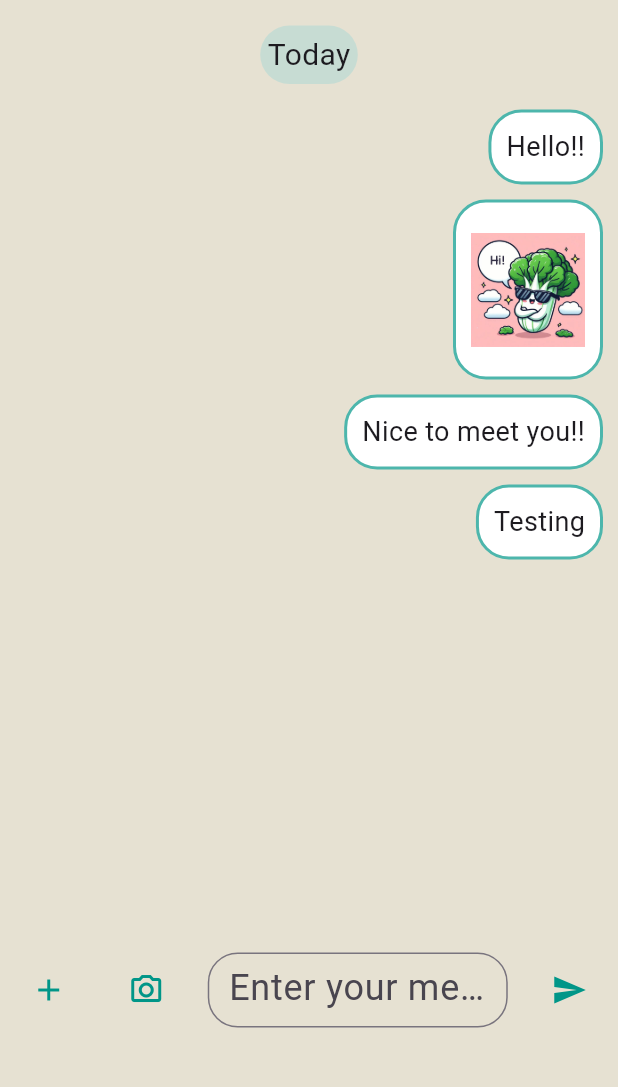
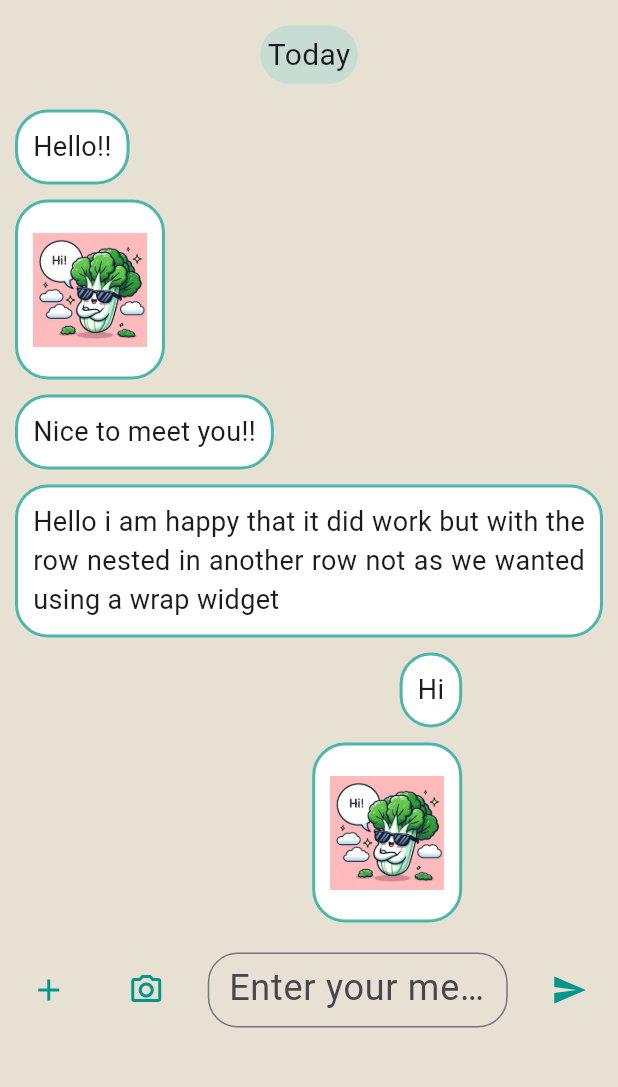
Before and after one commit to YasmineRaef/Chatting_App, a Flutter app: the CustomScreen screen opened directly, after a tap on "Yasmine Raef", on a phone screen of 412 x 824 dp, the part 105-1192 px from its top. Run offline on Flutter 3.47's test engine with Material 3 defaults, Android fonts, the phone set to English and light mode, and no system bars; drawn by our look-alikes of chat_bubbles; our stand-ins replace gap, get, get_storage, image_picker; accounts and stored records are empty.

Commit message:
Editing the chat screen

```diff
--- a/lib/data/chat_list.dart
+++ b/lib/data/chat_list.dart
@@ -3,11 +3,17 @@ import 'package:flutter/material.dart';
 import '../presentation/resources/app_assets.dart';
 import '../presentation/widgets/chat_bubbles.dart';
 
-List chat = [
+List msgSent = [
+  const ChatMessageBubble(message: "Hi"),
+  const ChatImageBubble(imagePath: AppAssets.lettuceProfile),
+  const ChatMessageBubble(message: "Nice to meet you too!!"),
+];
+
+List msgGot = [
   const ChatMessageBubble(message: "Hello!!"),
   const ChatImageBubble(imagePath: AppAssets.lettuceProfile),
   const ChatMessageBubble(message: "Nice to meet you!!"),
-  const ChatMessageBubble(message: "Testing")
+  const ChatMessageBubble(message: "Hello i am happy that it did work but with the row nested in another row not as we wanted using a wrap widget")
 ];
 
-void addMessage(Widget value) => chat.add(value);
+void addMessage(Widget value) => msgSent.add(value);
--- a/lib/presentation/screens/chatting_screen.dart
+++ b/lib/presentation/screens/chatting_screen.dart
@@ -44,16 +44,26 @@ class _ChatBodyState extends State<ChatBody> {
               child: Padding(
                 padding: const EdgeInsets.all(10),
                 child: Column(
-                  crossAxisAlignment: CrossAxisAlignment.end,
                   children: [
                     Align(child: DateChip(date: DateTime.now())),
                     Column(
-                      crossAxisAlignment: CrossAxisAlignment.end,
                       children: [
-                        for (int i = 0; i < chat.length; i++) ...[
-                          const Gap(10),
-                          chat[i]
-                        ]
+                        Column(
+                          crossAxisAlignment: CrossAxisAlignment.start,
+                          children: [
+                            for (int i = 0; i < msgGot.length; i++) ...[const Gap(10), msgGot[i]]
+                          ],
+                        ),
+                      ],
+                    ),
+                    Column(
+                      children: [
+                        Column(
+                          crossAxisAlignment: CrossAxisAlignment.end,
+                          children: [
+                            for (int i = 0; i < msgSent.length; i++) ...[const Gap(10), msgSent[i]]
+                          ],
+                        ),
                       ],
                     ),
                   ],
@@ -67,20 +77,15 @@ class _ChatBodyState extends State<ChatBody> {
             child: Row(
               mainAxisAlignment: MainAxisAlignment.spaceAround,
               children: [
-                IconButton(
-                    onPressed: () {},
-                    highlightColor: Colors.transparent,
-                    icon: const Icon(Icons.add, color: Colors.teal)),
+                IconButton(onPressed: () {}, highlightColor: Colors.transparent, icon: const Icon(Icons.add, color: Colors.teal)),
                 IconButton(
                   onPressed: () async {
-                    final XFile? imagePicked = await ImagePicker()
-                        .pickImage(source: ImageSource.camera);
+                    final XFile? imagePicked = await ImagePicker().pickImage(source: ImageSource.camera);
                     if (imagePicked != null) {
                       addMessage(ChatImageBubble(imagePath: imagePicked.path));
                     }
                   },
-                  icon:
-                      const Icon(Icons.camera_alt_outlined, color: Colors.teal),
+                  icon: const Icon(Icons.camera_alt_outlined, color: Colors.teal),
                 ),
                 SizedBox(
                   width: 200,
@@ -93,21 +98,15 @@ class _ChatBodyState extends State<ChatBody> {
                       hintText: "Enter your message",
                       contentPadding: EdgeInsets.all(10),
                       border: OutlineInputBorder(
-                          borderRadius: BorderRadius.all(Radius.circular(20)),
-                          borderSide: BorderSide(color: Colors.teal, width: 2)),
+                          borderRadius: BorderRadius.all(Radius.circular(20)), borderSide: BorderSide(color: Colors.teal, width: 2)),
                       focusedBorder: OutlineInputBorder(
-                          borderRadius: BorderRadius.all(Radius.circular(20)),
-                          borderSide: BorderSide(color: Colors.teal, width: 2)),
+                          borderRadius: BorderRadius.all(Radius.circular(20)), borderSide: BorderSide(color: Colors.teal, width: 2)),
                     ),
                   ),
                 ),
                 IconButton(
                   icon: const Icon(Icons.send, color: Colors.teal),
-                  onPressed: () => setState(() => {
-                        addMessage(
-                            ChatMessageBubble(message: _msgController.text)),
-                        _msgController.clear()
-                      }),
+                  onPressed: () => setState(() => {addMessage(ChatMessageBubble(message: _msgController.text)), _msgController.clear()}),
                 )
               ],
             ),
```
Also changed, not shown: lib/presentation/widgets/chat_bubbles.dart (+5 -12 lines), pubspec.lock.
